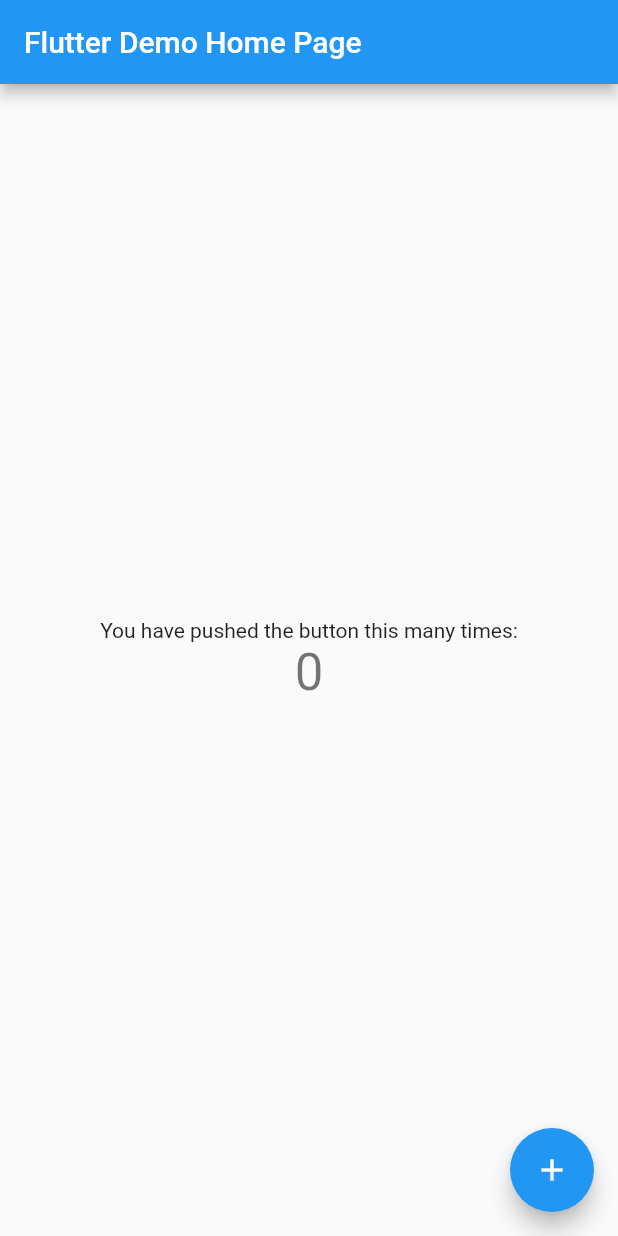
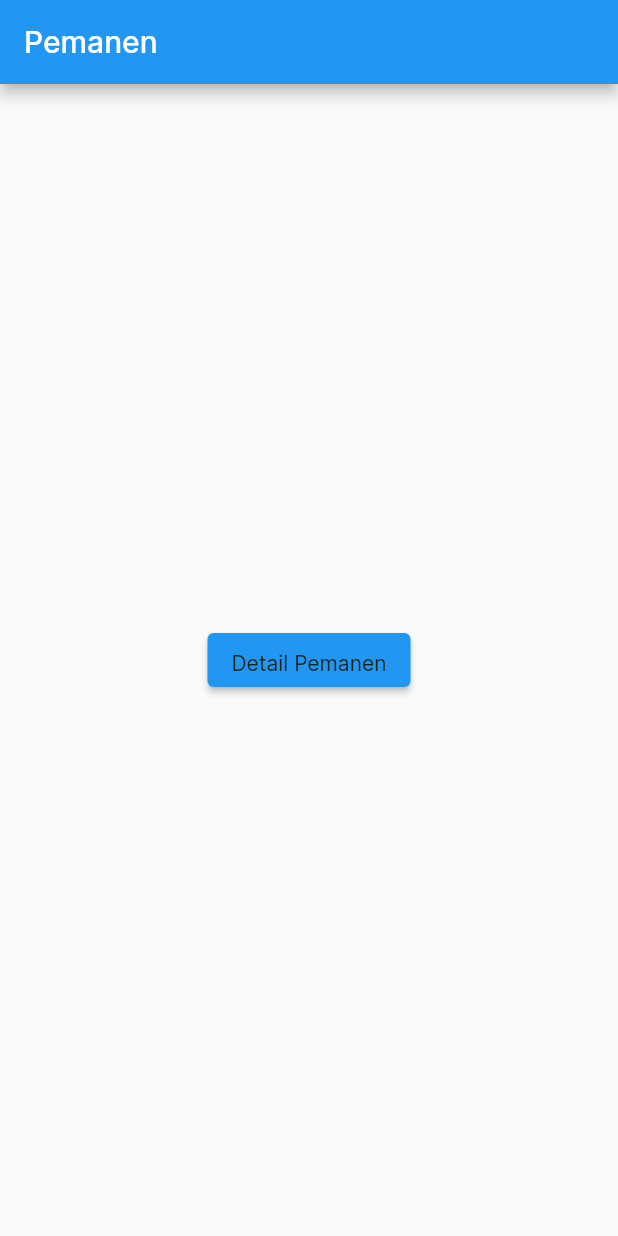
Before and after one commit to danielpartogi/pemanenflutter, a Flutter app: the screen it shows after launch, on a phone screen of 412 x 824 dp. Run offline on Flutter 3.47's test engine with Material 2 defaults, Android fonts, the phone set to English and light mode, and no system bars; our stand-ins replace auto_route; generated files the repository leaves out were written again.

```diff
--- a/lib/main.dart
+++ b/lib/main.dart
@@ -1,16 +1,24 @@
+import 'package:auto_route/auto_route.dart';
 import 'package:flutter/material.dart';
 
+import 'core/assets/style.dart';
+import 'core/router/app_router.gr.dart';
+
 void main() {
-  runApp(const MyApp());
+  runApp(MyApp());
 }
 
 class MyApp extends StatelessWidget {
-  const MyApp({Key? key}) : super(key: key);
+  MyApp({Key? key}) : super(key: key);
+
+  final _appRouter = AppRouter();
 
   // This widget is the root of your application.
   @override
   Widget build(BuildContext context) {
-    return MaterialApp(
+    return MaterialApp.router(
+      routerDelegate: _appRouter.delegate(),
+      routeInformationParser: _appRouter.defaultRouteParser(),
       title: 'Flutter Demo',
       theme: ThemeData(
           // This is the theme of your application.
@@ -23,14 +31,13 @@ class MyApp extends StatelessWidget {
           // Notice that the counter didn't reset back to zero; the application
           // is not restarted.
           primarySwatch: Colors.blue,
-      ),
-      home: const MyHomePage(title: 'Flutter Demo Home Page'),
+          fontFamily: ('Inter')),
     );
   }
 }
 
 class MyHomePage extends StatefulWidget {
-  const MyHomePage({Key? key, required this.title}) : super(key: key);
+  const MyHomePage({Key? key}) : super(key: key);
 
   // This widget is the home page of your application. It is stateful, meaning
   // that it has a State object (defined below) that contains fields that affect
@@ -40,8 +47,6 @@ class MyHomePage extends StatefulWidget {
   // case the title) provided by the parent (in this case the App widget) and
   // used by the build method of the State. Fields in a Widget subclass are
   // always marked "final".
-
-  final String title;
 
   @override
   State<MyHomePage> createState() => _MyHomePageState();
@@ -73,43 +78,21 @@ class _MyHomePageState extends State<MyHomePage> {
       appBar: AppBar(
         // Here we take the value from the MyHomePage object that was created by
         // the App.build method, and use it to set our appbar title.
-        title: Text(widget.title),
+        title: Text("Pemanen"),
       ),
       body: Center(
         // Center is a layout widget. It takes a single child and positions it
         // in the middle of the parent.
-        child: Column(
-          // Column is also a layout widget. It takes a list of children and
-          // arranges them vertically. By default, it sizes itself to fit its
-          // children horizontally, and tries to be as tall as its parent.
-          //
-          // Invoke "debug painting" (press "p" in the console, choose the
-          // "Toggle Debug Paint" action from the Flutter Inspector in Android
-          // Studio, or the "Toggle Debug Paint" command in Visual Studio Code)
-          // to see the wireframe for each widget.
-          //
-          // Column has various properties to control how it sizes itself and
-          // how it positions its children. Here we use mainAxisAlignment to
-          // center the children vertically; the main axis here is the vertical
-          // axis because Columns are vertical (the cross axis would be
-          // horizontal).
-          mainAxisAlignment: MainAxisAlignment.center,
-          children: <Widget>[
-            const Text(
-              'You have pushed the button this many times:',
+        child: ElevatedButton(
+          child: Text(
+            "Detail Pemanen",
+            style: AppStyle.body(),
           ),
-            Text(
-              '$_counter',
-              style: Theme.of(context).textTheme.headline4,
-            ),
-          ],
+          onPressed: () {
+            AutoRouter.of(context).push(const HarvesterDetail());
+          },
         ),
       ),
-      floatingActionButton: FloatingActionButton(
-        onPressed: _incrementCounter,
-        tooltip: 'Increment',
-        child: const Icon(Icons.add),
-      ), // This trailing comma makes auto-formatting nicer for build methods.
     );
   }
 }
```
Also changed, not shown: lib/core/app_image.dart (added, +7 -0 lines), lib/core/router/app_router.dart (added, +12 -0 lines), pubspec.yaml (+16 -11 lines), pubspec.lock. Lines whose indentation alone changed are shown as unchanged.
